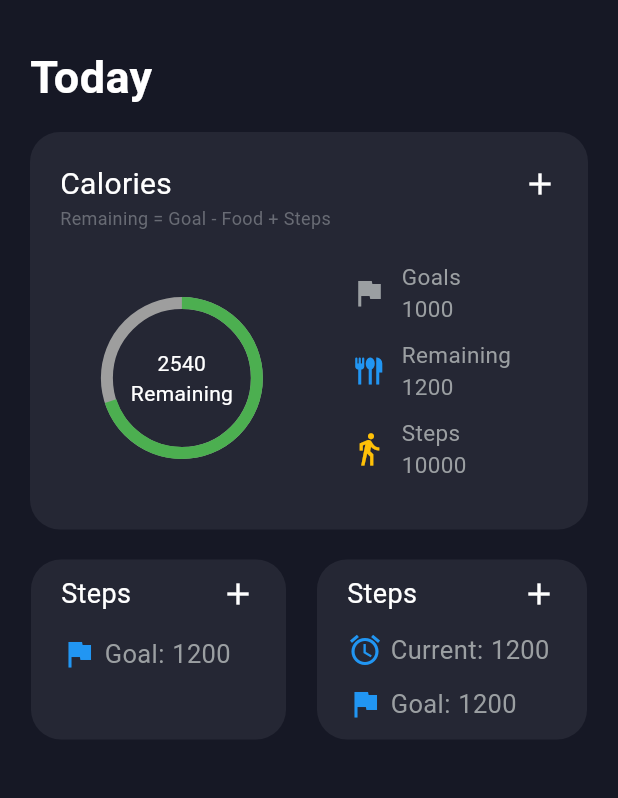
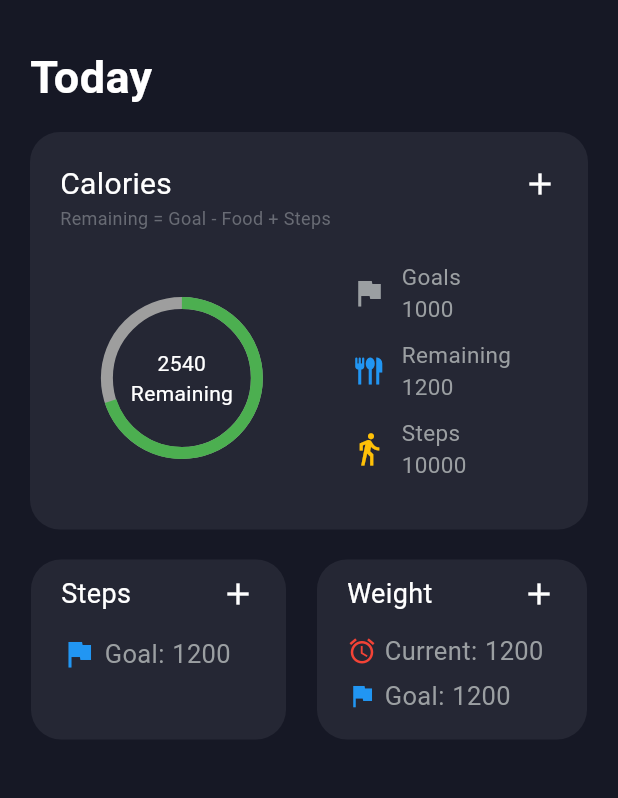
Before and after one commit to armanurrashid/MyFitness_App, a Flutter app: the screen it shows after launch, on a phone screen of 412 x 824 dp, the part 90-888 px from its top. Run offline on Flutter 3.47's test engine with Material 3 defaults, Android fonts, the phone set to English and light mode, and no system bars.

Commit message:
Code restructured

```diff
--- a/lib/views/components/weightCard.card.dart
+++ b/lib/views/components/weightCard.card.dart
@@ -1,13 +1,35 @@
 import 'package:flutter/material.dart';
 import 'package:my_fitness/colorList/colorList.dart' as app_colors;
 
-class WeightCard extends StatelessWidget{
+class WeightCard extends StatelessWidget {
+  const WeightCard({super.key});
+
+  Widget _buildInfoRow(IconData icon, Color iconColor, String label, String value) {
+    return Padding(
+      padding: const EdgeInsets.symmetric(vertical: 3),
+      child: Row(
+        children: [
+          Icon(icon, color: iconColor, size: 20),
+          const SizedBox(width: 5),
+          Text(
+            "$label:",
+            style: TextStyle(color: app_colors.iconColor, fontSize: 17),
+            overflow: TextOverflow.ellipsis,
+          ),
+          const SizedBox(width: 5),
+          Text(
+            value,
+            style: TextStyle(color: app_colors.iconColor, fontSize: 17),
+            overflow: TextOverflow.ellipsis,
+          ),
+        ],
+      ),
+    );
+  }
 
   @override
   Widget build(BuildContext context) {
-    return Column(
-      children: [
-        Container(
+    return Container(
       width: 180,
       height: 120,
       decoration: BoxDecoration(
@@ -15,47 +37,25 @@ class WeightCard extends StatelessWidget{
         borderRadius: BorderRadius.circular(20),
       ),
       child: Padding(
-              padding: EdgeInsets.symmetric(horizontal: 20,vertical: 10),
+        padding: const EdgeInsets.symmetric(horizontal: 20, vertical: 10),
         child: Column(
           children: [
             Row(
               mainAxisAlignment: MainAxisAlignment.spaceBetween,
-                      children: [
+              children: const [
                 Text(
-                          "Steps",
-                          style: TextStyle(
-                            color: Colors.white,
-                            fontSize: 18,
+                  "Weight",
+                  style: TextStyle(color: Colors.white, fontSize: 18),
                 ),
+                Icon(Icons.add, color: Colors.white),
+              ],
             ),
-                        Icon(Icons.add,color: Colors.white,),
-                      ]),
-                  Padding(
-                    padding: const EdgeInsets.symmetric(vertical: 12.0),
-                    child: Row(
-                      children: [
-                        Icon(Icons.access_alarm, color: Colors.blue,),
-                        SizedBox(width: 5,),
-                        Text("Current:", style: TextStyle(color: app_colors.iconColor, fontSize: 17),overflow: TextOverflow.ellipsis,),
-                        SizedBox(width: 5,),
-                        Text("1200", style: TextStyle(color: app_colors.iconColor, fontSize: 17),overflow: TextOverflow.ellipsis,)
+            const SizedBox(height: 10),
+            _buildInfoRow(Icons.access_alarm, Colors.red, "Current", "1200"),
+            _buildInfoRow(Icons.flag, Colors.blue, "Goal", "1200"),
           ],
         ),
       ),
-                  Row(
-                    children: [
-                      Icon(Icons.flag, color: Colors.blue,),
-                      SizedBox(width: 5,),
-                      Text("Goal:", style: TextStyle(color: app_colors.iconColor, fontSize: 17),),
-                      SizedBox(width: 5,),
-                      Text("1200", style: TextStyle(color: app_colors.iconColor, fontSize: 17),)
-                    ],
-                  )
-                ],
-              ),
-            )
-        )
-      ],
     );
   }
 }
```
Lines whose indentation alone changed are shown as unchanged.
